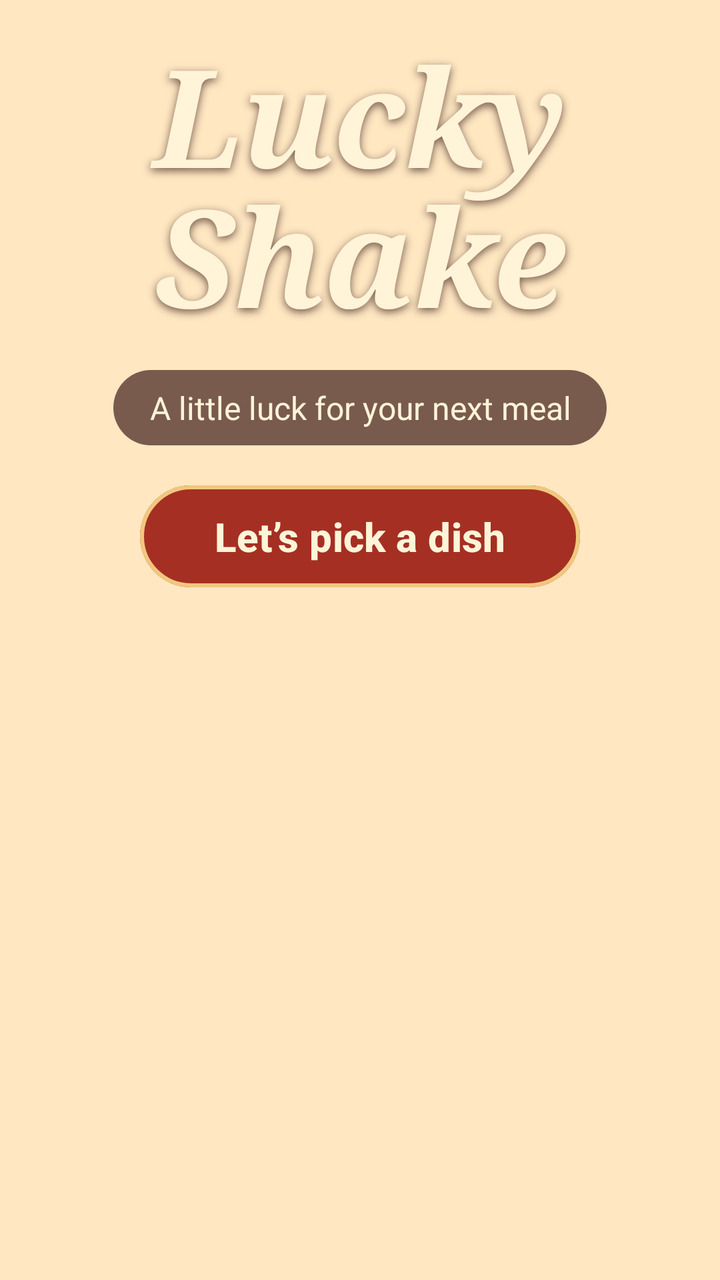
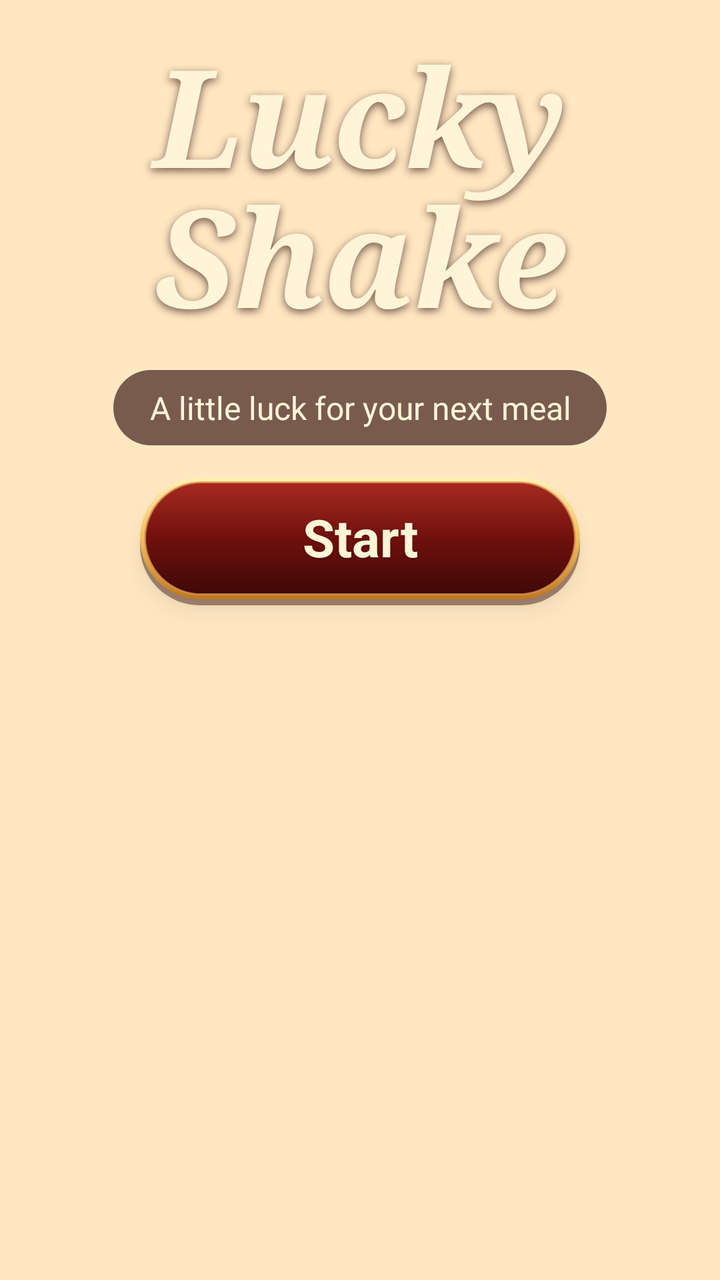

An Android layout rendered at two revisions. The XML below is the earlier revision; the diff shows what the commit changed to produce the second picture.
<!-- AndroidManifest.xml: application theme Theme.LuckyShake -->
<!-- res/layout/view_welcome_brand.xml -->
<LinearLayout xmlns:android="http://schemas.android.com/apk/res/android"
    xmlns:app="http://schemas.android.com/apk/res-auto"
    android:layout_width="match_parent" android:layout_height="wrap_content"
    android:orientation="vertical" android:gravity="center_horizontal" android:paddingVertical="12dp">
    <TextView android:layout_width="match_parent" android:layout_height="wrap_content"
        android:text="@string/welcome_brand" android:textSize="68sp" android:textStyle="bold|italic"
        android:fontFamily="serif" android:gravity="center" android:lineSpacingExtra="-10sp"
        android:textColor="#FFF4D8" android:shadowColor="#B332140F"
        android:shadowDx="0" android:shadowDy="4" android:shadowRadius="10"
        android:accessibilityHeading="true" />
    <TextView android:layout_width="wrap_content" android:layout_height="wrap_content"
        android:layout_marginTop="12dp" android:paddingHorizontal="18dp" android:paddingVertical="8dp"
        android:background="@drawable/welcome_caption" android:text="@string/welcome_tagline"
        android:textSize="16sp" android:textColor="#FFF4D8" android:gravity="center" />
    <com.google.android.material.button.MaterialButton android:id="@+id/welcome_start"
        android:layout_width="wrap_content" android:layout_height="wrap_content"
        android:minWidth="220dp" android:minHeight="56dp" android:layout_marginTop="16dp"
        android:paddingHorizontal="32dp" android:paddingVertical="12dp"
        android:text="@string/welcome_start" android:textSize="20sp" android:textStyle="bold"
        android:textColor="#FFF4D8" app:backgroundTint="#A52F23"
        app:cornerRadius="30dp" app:strokeColor="#F1C77E" app:strokeWidth="2dp"
        android:elevation="6dp" />
</LinearLayout>
<!-- resources referenced by this layout -->
<resources>
  <!-- drawable welcome_caption (drawable) -->
  <shape xmlns:android="http://schemas.android.com/apk/res/android">
      <solid android:color="#B340201D" /><corners android:radius="20dp" />
  </shape>
  <string name="welcome_brand" translatable="false">Lucky\nShake</string>
  <string name="welcome_start">Let’s pick a dish</string>
  <string name="welcome_tagline">A little luck for your next meal</string>
  <style name="Theme.LuckyShake" parent="Base.Theme.LuckyShake" />
  <style name="Base.Theme.LuckyShake" parent="Theme.Material3.DayNight.NoActionBar">
          <item name="colorPrimary">@color/app_primary</item>
          <item name="colorOnPrimary">@color/app_on_primary</item>
          <item name="android:textColorLink">@color/app_link</item>
          <item name="colorSecondary">@color/app_accent</item>
          <item name="colorSurface">@color/app_surface</item>
          <item name="colorOnSurface">@color/app_on_surface</item>
          <item name="android:colorBackground">@color/app_background</item>
          <item name="colorOnBackground">@color/app_on_surface</item>
      </style>
  <color name="app_primary">#C52D22</color>
  <color name="app_on_primary">#FFFFFF</color>
  <color name="app_link">#8F1D16</color>
  <color name="app_accent">#E4A342</color>
  <color name="app_surface">#FFF5DF</color>
  <color name="app_on_surface">#35211D</color>
  <color name="app_background">#FFE7C2</color>
</resources>

<!-- the commit's change to res/layout/view_welcome_brand.xml (unified diff, before → after) -->
@@ -12,12 +12,14 @@
         android:layout_marginTop="12dp" android:paddingHorizontal="18dp" android:paddingVertical="8dp"
         android:background="@drawable/welcome_caption" android:text="@string/welcome_tagline"
         android:textSize="16sp" android:textColor="#FFF4D8" android:gravity="center" />
-    <com.google.android.material.button.MaterialButton android:id="@+id/welcome_start"
+    <androidx.appcompat.widget.AppCompatButton android:id="@+id/welcome_start"
         android:layout_width="wrap_content" android:layout_height="wrap_content"
-        android:minWidth="220dp" android:minHeight="56dp" android:layout_marginTop="16dp"
-        android:paddingHorizontal="32dp" android:paddingVertical="12dp"
-        android:text="@string/welcome_start" android:textSize="20sp" android:textStyle="bold"
-        android:textColor="#FFF4D8" app:backgroundTint="#A52F23"
-        app:cornerRadius="30dp" app:strokeColor="#F1C77E" app:strokeWidth="2dp"
-        android:elevation="6dp" />
+        android:minWidth="220dp" android:minHeight="64dp" android:layout_marginTop="16dp"
+        android:paddingHorizontal="32dp" android:paddingTop="10dp" android:paddingBottom="14dp"
+        android:text="@string/welcome_start" android:textSize="26sp" android:textStyle="bold"
+        android:fontFamily="sans-serif" android:textAllCaps="false" android:gravity="center"
+        android:textColor="#FFF4D8" android:background="@drawable/welcome_start_button"
+        app:backgroundTint="@null" android:backgroundTint="@null"
+        android:shadowColor="#80300000" android:shadowDy="1" android:shadowRadius="2"
+        android:stateListAnimator="@null" android:elevation="6dp" />
 </LinearLayout>
<!-- resource entries referenced after the edit -->
@@ -4,8 +4,34 @@
   <shape xmlns:android="http://schemas.android.com/apk/res/android">
       <solid android:color="#B340201D" /><corners android:radius="20dp" />
   </shape>
+  <!-- drawable welcome_start_button (drawable) -->
+  <ripple xmlns:android="http://schemas.android.com/apk/res/android" android:color="#40FFF0CF">
+      <item>
+          <layer-list>
+              <item android:top="4dp">
+                  <shape><solid android:color="#70300909" /><corners android:radius="100dp" /></shape>
+              </item>
+              <item android:bottom="3dp">
+                  <shape>
+                      <gradient android:angle="270" android:startColor="#FFF0B5" android:centerColor="#F0BF5D" android:endColor="#BD781F" />
+                      <corners android:radius="100dp" />
+                  </shape>
+              </item>
+              <item android:left="2dp" android:right="2dp" android:top="2dp" android:bottom="5dp">
+                  <shape>
+                      <gradient android:angle="270" android:startColor="#A62A20" android:centerColor="#70100D" android:endColor="#3E0808" />
+                      <stroke android:width="1dp" android:color="#BCE09955" />
+                      <corners android:radius="100dp" />
+                  </shape>
+              </item>
+          </layer-list>
+      </item>
+      <item android:id="@android:id/mask">
+          <shape><solid android:color="#FFFFFF" /><corners android:radius="100dp" /></shape>
+      </item>
+  </ripple>
   <string name="welcome_brand" translatable="false">Lucky\nShake</string>
-  <string name="welcome_start">Let’s pick a dish</string>
+  <string name="welcome_start">Start</string>
   <string name="welcome_tagline">A little luck for your next meal</string>
   <style name="Theme.LuckyShake" parent="Base.Theme.LuckyShake" />
   <style name="Base.Theme.LuckyShake" parent="Theme.Material3.DayNight.NoActionBar">
